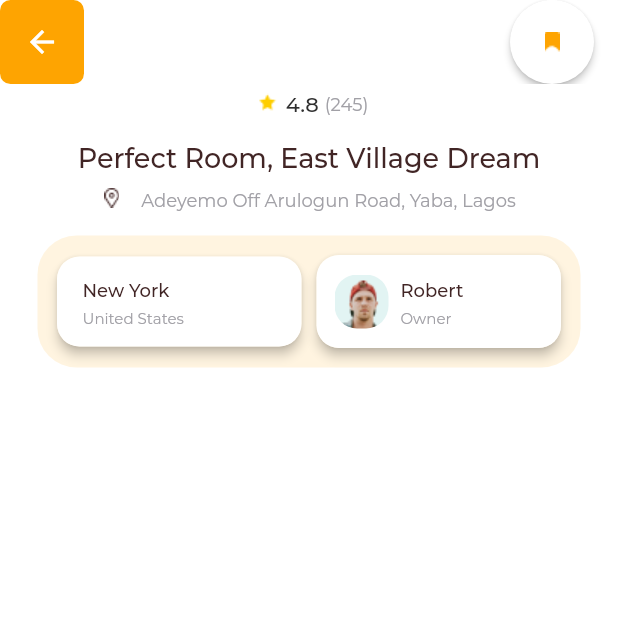
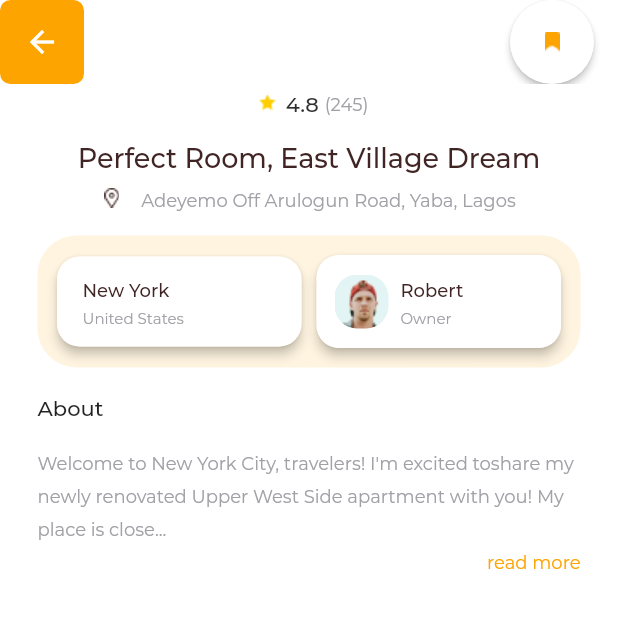
Before and after one commit to onumengine/encostay, a Flutter app: the ApartmentDetailsScreen screen opened directly, on a phone screen of 412 x 824 dp, the top half of it. Run offline on Flutter 3.47's test engine with Material 2 defaults, Android fonts, the phone set to English and light mode, and no system bars; our stand-ins replace floating_bottom_navigation_bar, introduction_screen, otp_text_field; missing offline and left inert: flutter_rounded_date_picker; project files that could hold a hidden picture were left out.

Commit message:
add the about text

```diff
--- a/lib/ui/screens/apartment_details_screen.dart
+++ b/lib/ui/screens/apartment_details_screen.dart
@@ -227,6 +227,35 @@ class _ApartmentDetailsScreenState extends State<ApartmentDetailsScreen> {
                   ],
                 ),
               ),
+              SizedBox(height: 14),
+              Text(
+                'About',
+                style: TextStyle(
+                  fontSize: 14,
+                  fontWeight: FontWeight.w500,
+                  height: 23 / 14,
+                ),
+              ),
+              SizedBox(height: 14),
+              Text(
+                'Welcome to New York City, travelers! I\'m excited toshare my newly renovated Upper West Side apartment with you! My place is close...',
+                style: TextStyle(
+                  fontSize: 12,
+                  height: 22 / 12,
+                  color: Color(0xffa1a0a6),
+                ),
+              ),
+              Align(
+                alignment: AlignmentDirectional.centerEnd,
+                child: Text(
+                  'read more',
+                  style: TextStyle(
+                    fontSize: 12,
+                    height: 22 / 12,
+                    color: brandOrange,
+                  ),
+                ),
+              )
             ],
           ),
         ),
```
